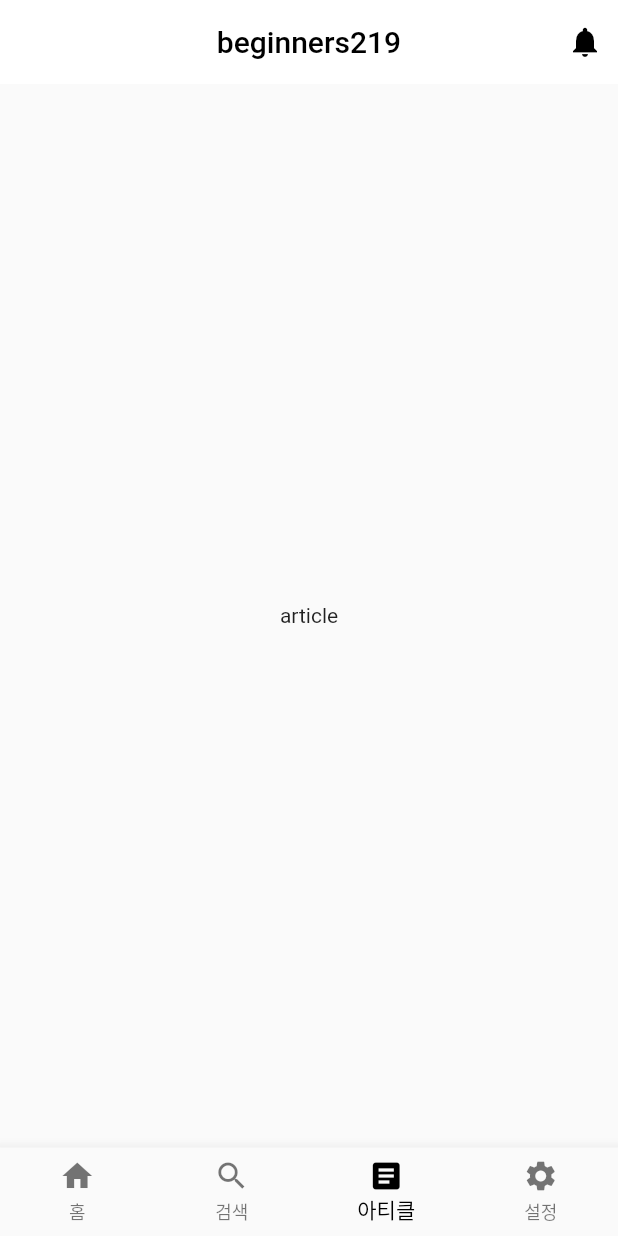
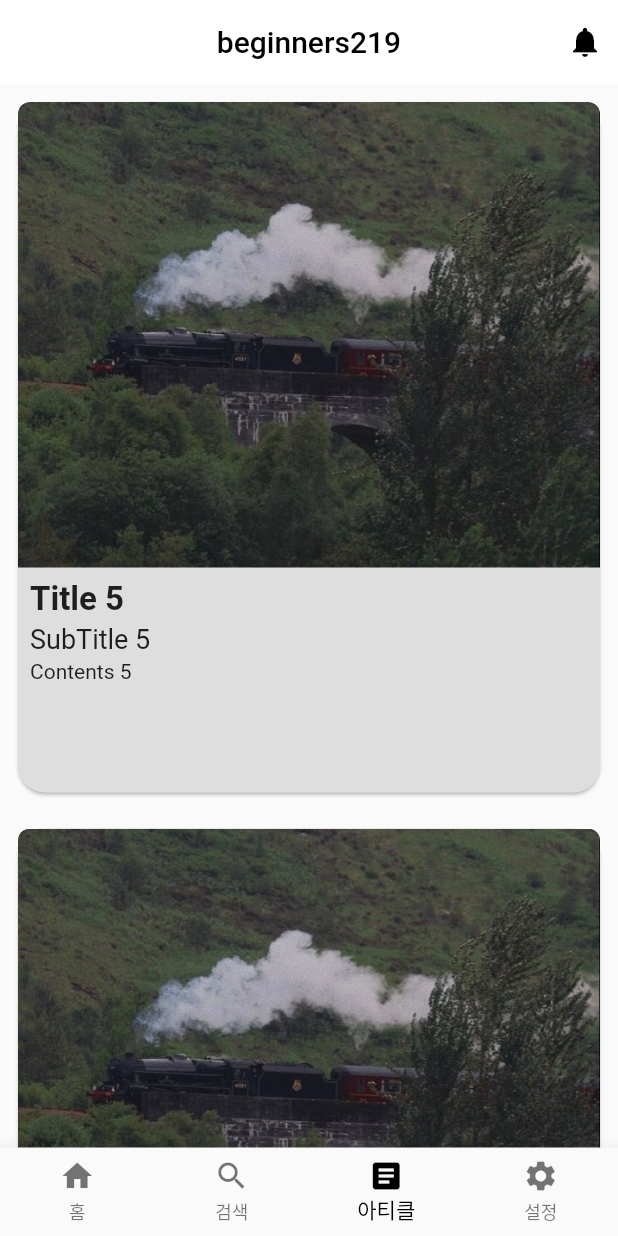
Before and after one commit to hwarak/beginners219-app, a Flutter app: the screen it shows after launch, item 3 of the bottom bar chosen, on a phone screen of 412 x 824 dp. Run offline on Flutter 3.47's test engine with Material 2 defaults, Android fonts, the phone set to English and light mode, and no system bars; our stand-ins replace settings_ui.

Commit message:
edit article screen

```diff
--- a/lib/screens/article_screen.dart
+++ b/lib/screens/article_screen.dart
@@ -1,12 +1,22 @@
 import 'package:flutter/material.dart';
+
+import '../widget/article_card.dart';
 
 class ArticleScreen extends StatelessWidget {
   const ArticleScreen({Key? key}) : super(key: key);
 
   @override
   Widget build(BuildContext context) {
-    return Container(
-      child: Text("article"),
+    return ListView(
+      // reverse: true,
+      children: [
+        for (int i = 5; i >= 0; i--)
+          ArticleCard(
+            title: "Title $i",
+            subTitle: "SubTitle $i",
+            content: "Contents $i",
+          ),
+      ],
     );
   }
 }
--- /dev/null
+++ b/lib/widget/article_card.dart
@@ -0,0 +1,83 @@
+import 'package:flutter/material.dart';
+
+import '../screens/article_contents_screen.dart';
+
+class ArticleCard extends StatelessWidget {
+  final String title;
+  final String subTitle;
+  final String content;
+  const ArticleCard(
+      {Key? key,
+      required this.title,
+      required this.subTitle,
+      required this.content})
+      : super(key: key);
+
+  @override
+  Widget build(BuildContext context) {
+    final colorScheme = Theme.of(context).colorScheme;
+    return Padding(
+      padding: const EdgeInsets.all(8.0),
+      child: Card(
+        shape: RoundedRectangleBorder(
+          borderRadius: BorderRadius.circular(18.0),
+        ),
+        color: Color.fromARGB(255, 222, 222, 222),
+        child: InkWell(
+          splashColor: colorScheme.onSurface.withOpacity(0.12),
+          onTap: () {
+            Navigator.push(
+                context,
+                MaterialPageRoute(
+                    builder: (context) => ArticleContentsScreen(title: title)));
+          },
+          child: Column(
+            children: [
+              ClipRRect(
+                borderRadius: BorderRadius.only(
+                    topLeft: Radius.circular(8.0),
+                    topRight: Radius.circular(8.0)),
+                child: Image.asset(
+                  "assets/images/img01.jpg",
+                  // height: 100.0,
+                  width: MediaQuery.of(context).size.width,
+                ),
+              ),
+              Container(
+                width: MediaQuery.of(context).size.width,
+                height: 150.0,
+                child: Padding(
+                  padding: const EdgeInsets.all(8.0),
+                  child: Column(
+                    crossAxisAlignment: CrossAxisAlignment.start,
+                    children: [
+                      Text(
+                        title,
+                        style: TextStyle(
+                            fontWeight: FontWeight.w700, fontSize: 22.0),
+                      ),
+                      SizedBox(
+                        height: 3.0,
+                      ),
+                      Text(
+                        subTitle,
+                        style: TextStyle(fontSize: 18.0),
+                      ),
+                      SizedBox(
+                        height: 3.0,
+                      ),
+                      Text(
+                        content,
+                        style: TextStyle(fontSize: 14.0),
+                      ),
+                    ],
+                  ),
+                ),
+              ),
+            ],
+          ),
+        ),
+      ),
+    );
+  }
+}
--- a/pubspec.yaml
+++ b/pubspec.yaml
@@ -53,6 +53,9 @@ dev_dependencies:
 # The following section is specific to Flutter packages.
 flutter:
 
+  assets:
+    - assets/images/
+
   # The following line ensures that the Material Icons font is
   # included with your application, so that you can use the icons in
   # the material Icons class.
```
Also changed, not shown: lib/screens/article_contents_screen.dart (added, +63 -0 lines), assets/images/img01.jpg (added).
